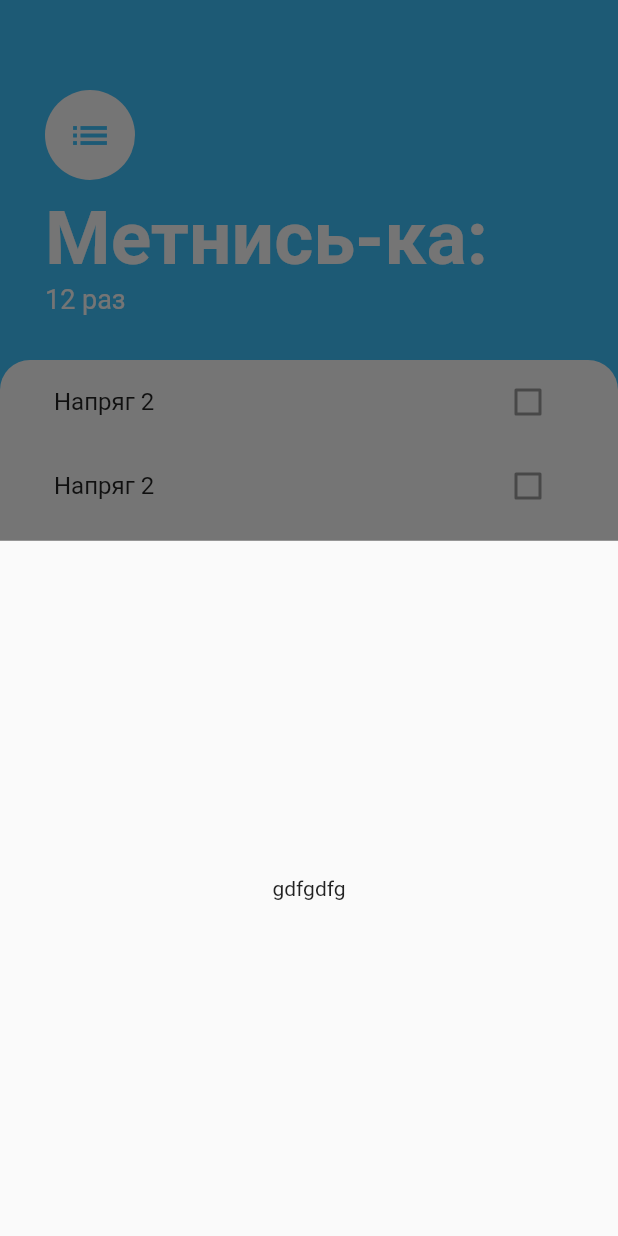
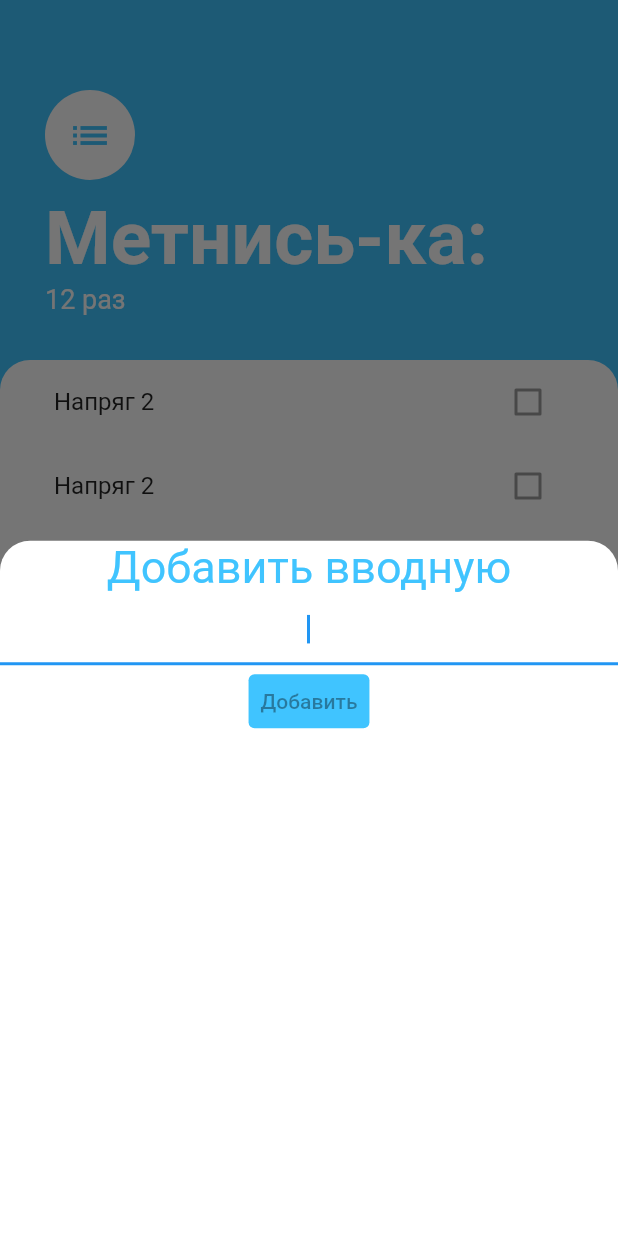
Before and after one commit to fimich1/Wish_list, a Flutter app: the screen it shows after launch, after a tap on the "add" icon, on a phone screen of 412 x 824 dp. Run offline on Flutter 3.47's test engine with Material 2 defaults, Android fonts, the phone set to English and light mode, and no system bars; missing offline and left inert: dart:html.

Commit message:
боттом модал шт

```diff
--- /dev/null
+++ b/lib/screens/add_task_screen.dart
@@ -0,0 +1,48 @@
+import 'dart:html';
+
+import 'package:flutter/material.dart';
+
+class AddTaskScreen extends StatelessWidget {
+  const AddTaskScreen({Key? key}) : super(key: key);
+
+  @override
+  Widget build(BuildContext context) {
+    return Container(
+      color: Color(0xff757575),
+      child: Container(
+        decoration: BoxDecoration(
+            color: Colors.white,
+            borderRadius: BorderRadius.only(
+              topLeft: Radius.circular(20.0),
+              topRight: Radius.circular(20.0),
+            )),
+        child: Column(
+          children: [
+            Text('Добавить вводную',
+            style: TextStyle(
+              fontSize: 30.0,
+              color: Colors.lightBlueAccent,
+
+            ),),
+            TextField(
+              autofocus: true,
+              textAlign: TextAlign.center,
+            ),
+            TextButton (
+                onPressed: null,
+              style: TextButton.styleFrom(
+                backgroundColor: Colors.lightBlueAccent,
+                foregroundColor: Colors.white,
+              ),
+                child: const Text('Добавить'),
+
+
+            ),
+          ],
+
+        ),
+
+      ),
+    );
+  }
+}
--- a/lib/screens/tasks_screen.dart
+++ b/lib/screens/tasks_screen.dart
@@ -1,18 +1,11 @@
 import 'package:flutter/material.dart';
 import 'package:wish_list/widgets/task_list.dart';
 import 'package:wish_list/widgets/task_tile.dart';
+import 'add_task_screen.dart';
 
 class TasksScreen extends StatelessWidget {
   // const TasksScreen({Key? key}) : super(key: key);
   late bool cheek = true;
-
-  Widget bildBottomSheet(BuildContext context) {
-    return Container(
-      child: Center(
-        child: Text('gdfgdfg'),
-      ),
-    );
-  }
 
   @override
   Widget build(BuildContext context) {
@@ -22,7 +15,11 @@
         backgroundColor: Colors.lightBlueAccent,
         child: Icon(Icons.add),
         onPressed: () {
-          showModalBottomSheet(context: context, builder: bildBottomSheet);
+          showModalBottomSheet(
+              context: context,
+              builder: (context) => AddTaskScreen(),
+          backgroundColor: Colors.transparent,
+          );
         },
       ),
       body: Column(
```
